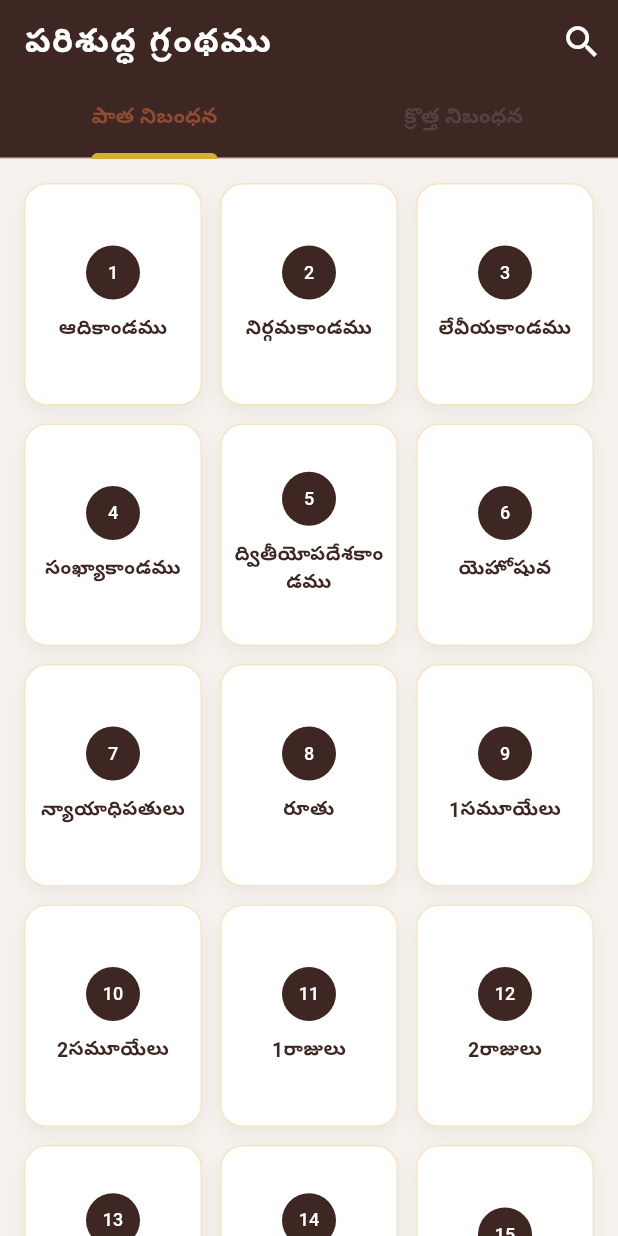
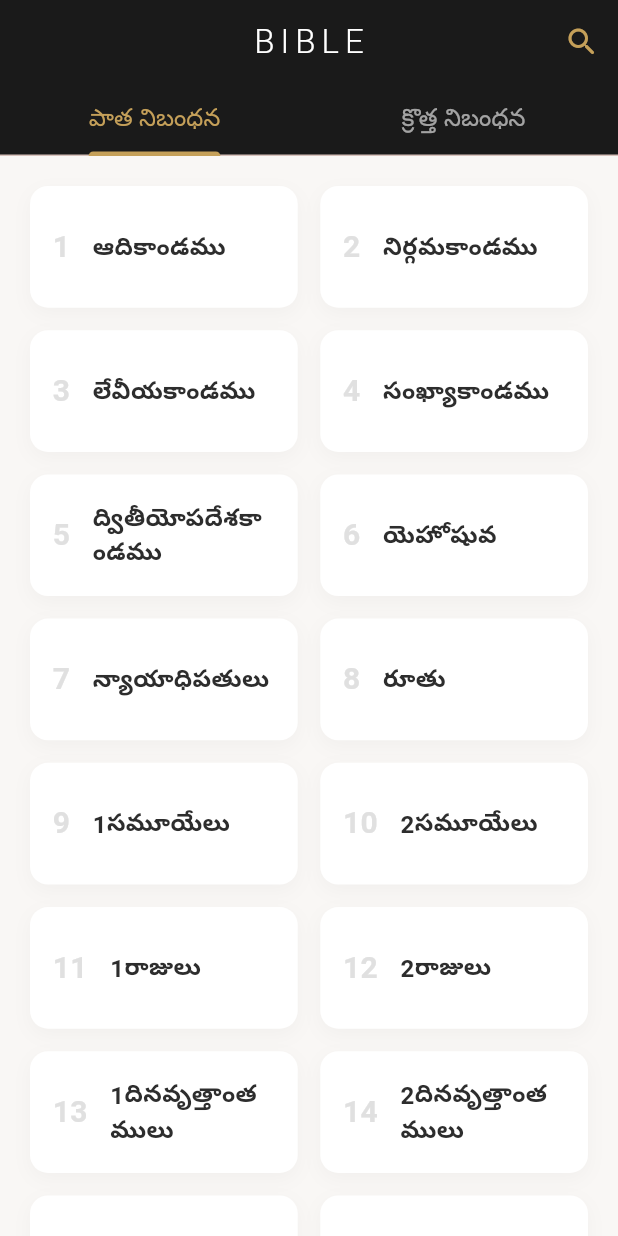
Before and after one commit to worldofgod79-del/my_church_app, a Flutter app: the BibleHome screen opened by its route, on a phone screen of 412 x 824 dp. Run offline on Flutter 3.47's test engine with Material 3 defaults, Android fonts, the phone set to English and light mode, and no system bars; our stand-ins replace go_router, scrollable_positioned_list, share_plus, shared_preferences; accounts and stored records are empty; project files that could hold a hidden picture were left out.

Commit message:
Update bible_home.dart

```diff
--- a/lib/features/bible/bible_home.dart
+++ b/lib/features/bible/bible_home.dart
@@ -11,91 +11,58 @@ class BibleHome extends StatelessWidget {
     return DefaultTabController(
       length: 2,
       child: Scaffold(
-        backgroundColor: const Color(0xFFF7F2EE),
+        backgroundColor: const Color(0xFFF9F7F5), // Ivory Cream
         appBar: AppBar(
           elevation: 0,
-          backgroundColor: const Color(0xFF3E2723),
-          foregroundColor: Colors.white,
-          title: const Text("పరిశుద్ధ గ్రంథము",
-            style: TextStyle(fontWeight: FontWeight.bold, letterSpacing: 1.2)),
+          backgroundColor: const Color(0xFF1A1A1A), // Deep Charcoal
+          title: const Text("BIBLE", style: TextStyle(letterSpacing: 4, fontWeight: FontWeight.w300, color: Colors.white)),
+          centerTitle: true,
           actions: [
-            IconButton(
-              icon: const Icon(Icons.search, size: 28),
-              onPressed: () => context.push('/search')
-            ),
+            IconButton(icon: const Icon(Icons.search_rounded, color: Color(0xFFC5A059)), onPressed: () => context.push('/search')),
           ],
           bottom: const TabBar(
-            indicatorColor: Color(0xFFD4AF37), // Gold Color
-            indicatorWeight: 4,
-            labelStyle: TextStyle(fontWeight: FontWeight.bold),
+            indicatorColor: Color(0xFFC5A059),
+            labelColor: Color(0xFFC5A059),
+            unselectedLabelColor: Colors.white60,
+            indicatorSize: TabBarIndicatorSize.label,
             tabs: [
-              Tab(text: "పాత నిబంధన"),
-              Tab(text: "క్రొత్త నిబంధన"),
+              Tab(child: Text("పాత నిబంధన", style: TextStyle(fontSize: 16))),
+              Tab(child: Text("క్రొత్త నిబంధన", style: TextStyle(fontSize: 16))),
             ],
           ),
         ),
         body: TabBarView(
           children: [
-            // ఇక్కడ పేర్లు getOTBooks మరియు getNTBooks అని మార్చాను
-            _buildBookGrid(context, service.getOTBooks(), 0),
-            _buildBookGrid(context, service.getNTBooks(), 39),
+            _buildGrid(context, service.getOTBooks(), 0),
+            _buildGrid(context, service.getNTBooks(), 39),
           ],
         ),
       ),
     );
   }
 
-  Widget _buildBookGrid(BuildContext context, List<String> books, int offset) {
+  Widget _buildGrid(BuildContext context, List<String> books, int offset) {
     return GridView.builder(
-      padding: const EdgeInsets.all(16),
+      padding: const EdgeInsets.all(20),
       gridDelegate: const SliverGridDelegateWithFixedCrossAxisCount(
-        crossAxisCount: 3,
-        crossAxisSpacing: 12,
-        mainAxisSpacing: 12,
-        childAspectRatio: 0.8,
+        crossAxisCount: 2, crossAxisSpacing: 15, mainAxisSpacing: 15, childAspectRatio: 2.2,
       ),
       itemCount: books.length,
       itemBuilder: (context, index) {
         return InkWell(
           onTap: () => context.push('/bible-reader/${books[index]}'),
           child: Container(
+            padding: const EdgeInsets.symmetric(horizontal: 15),
             decoration: BoxDecoration(
               color: Colors.white,
-              borderRadius: BorderRadius.circular(15),
-              boxShadow: [
-                BoxShadow(
-                  color: Colors.black.withOpacity(0.05),
-                  blurRadius: 10,
-                  offset: const Offset(0, 5)
-                )
-              ],
-              border: Border.all(
-                color: const Color(0xFFD4AF37).withOpacity(0.3),
-                width: 1
-              ),
+              borderRadius: BorderRadius.circular(12),
+              boxShadow: [BoxShadow(color: Colors.black.withOpacity(0.03), blurRadius: 10, offset: const Offset(0, 4))],
             ),
-            child: Column(
-              mainAxisAlignment: MainAxisAlignment.center,
+            child: Row(
               children: [
-                CircleAvatar(
-                  radius: 18,
-                  backgroundColor: const Color(0xFF3E2723),
-                  child: Text("${offset + index + 1}",
-                    style: const TextStyle(color: Colors.white, fontSize: 12)),
-                ),
-                const SizedBox(height: 10),
-                Padding(
-                  padding: const EdgeInsets.symmetric(horizontal: 4.0),
-                  child: Text(
-                    books[index],
-                    textAlign: TextAlign.center,
-                    style: const TextStyle(
-                      fontWeight: FontWeight.bold,
-                      fontSize: 13,
-                      color: Color(0xFF3E2723)
-                    ),
-                  ),
-                ),
+                Text("${offset + index + 1}", style: TextStyle(color: Colors.grey[300], fontSize: 20, fontWeight: FontWeight.bold)),
+                const SizedBox(width: 15),
+                Expanded(child: Text(books[index], style: const TextStyle(fontSize: 16, fontWeight: FontWeight.w600, color: Color(0xFF2D2D2D)))),
               ],
             ),
           ),
```
